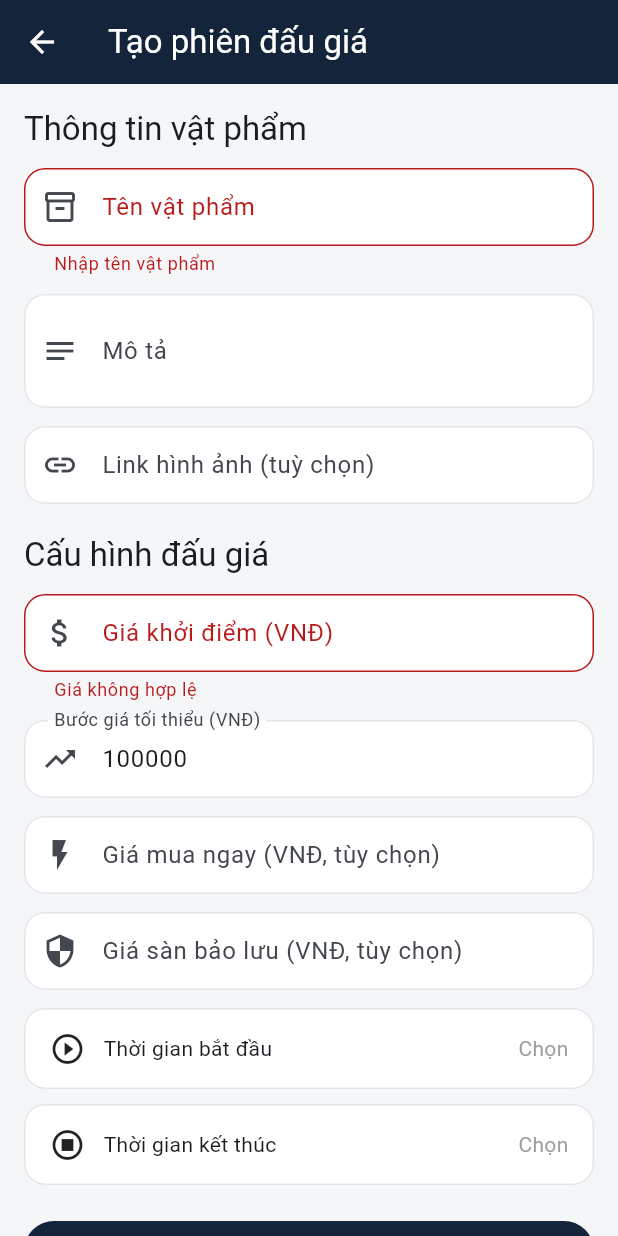
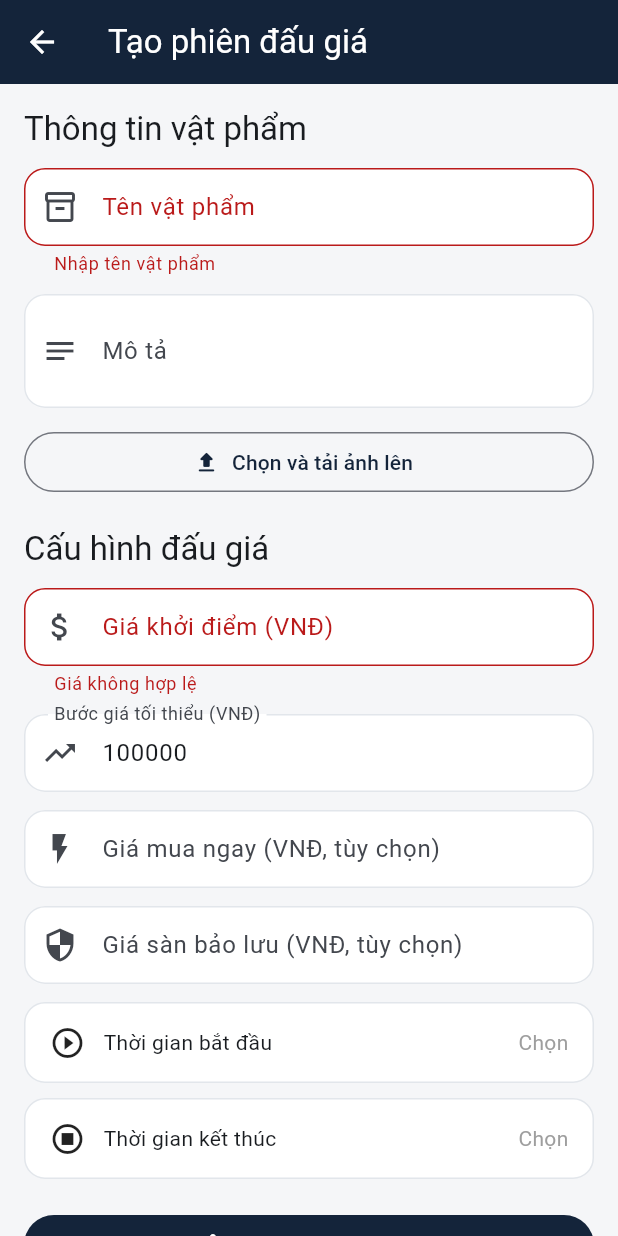
Before and after one commit to qn0971191864-lab/Nhom_Quan_Vinh_Vinh, a Flutter app: the CreateAuctionPage screen opened directly, after a tap on "Tạo phiên đấu giá", on a phone screen of 412 x 824 dp. Run offline on Flutter 3.47's test engine with Material 3 defaults, Android fonts, the phone set to English and light mode, and no system bars; our stand-ins replace cloud_firestore, cloud_functions, file_picker, firebase_auth, firebase_core, firebase_storage and 1 more; accounts and stored records are empty; network calls fail.

```diff
--- /dev/null
+++ b/lib/auction_order.dart
@@ -0,0 +1,70 @@
+import 'package:cloud_firestore/cloud_firestore.dart';
+
+class AuctionOrder {
+  final String orderId;
+  final String auctionId;
+  final String itemId;
+  final String sellerUid;
+  final String buyerUid;
+  final String status;
+  final int winningBid;
+  final int platformFee;
+  final int shippingFee;
+  final int depositApplied;
+  final int totalAmount;
+  final double platformFeeRate;
+  final DateTime? paymentDeadline;
+  final Map<String, dynamic>? shippingAddress;
+  final String? paymentReference;
+  final String? trackingCode;
+  final String escrowStatus;
+
+  const AuctionOrder({
+    required this.orderId,
+    required this.auctionId,
+    required this.itemId,
+    required this.sellerUid,
+    required this.buyerUid,
+    required this.status,
+    required this.winningBid,
+    required this.platformFee,
+    required this.shippingFee,
+    required this.depositApplied,
+    required this.totalAmount,
+    required this.platformFeeRate,
+    this.paymentDeadline,
+    this.shippingAddress,
+    this.paymentReference,
+    this.trackingCode,
+    required this.escrowStatus,
+  });
+
+  factory AuctionOrder.fromMap(Map<String, dynamic> map, String orderId) {
+    return AuctionOrder(
+      orderId: orderId,
+      auctionId: map['auctionId'] as String? ?? '',
+      itemId: map['itemId'] as String? ?? '',
+      sellerUid: map['sellerUid'] as String? ?? '',
+      buyerUid: map['buyerUid'] as String? ?? '',
+      status: map['status'] as String? ?? 'UNKNOWN',
+      winningBid: (map['winningBid'] as num?)?.toInt() ?? 0,
+      platformFee: (map['platformFee'] as num?)?.toInt() ?? 0,
+      shippingFee: (map['shippingFee'] as num?)?.toInt() ?? 0,
+      depositApplied: (map['depositApplied'] as num?)?.toInt() ?? 0,
+      totalAmount: (map['totalAmount'] as num?)?.toInt() ?? 0,
+      platformFeeRate:
+          (map['platformFeeRate'] as num?)?.toDouble() ?? 0,
+      paymentDeadline: switch (map['paymentDeadline']) {
+        Timestamp value => value.toDate(),
+        DateTime value => value,
+        _ => null,
+      },
+      shippingAddress: map['shippingAddress'] is Map
+          ? Map<String, dynamic>.from(map['shippingAddress'] as Map)
+          : null,
+      paymentReference: map['paymentReference'] as String?,
+      trackingCode: map['trackingCode'] as String?,
+      escrowStatus: map['escrowStatus'] as String? ?? 'UNKNOWN',
+    );
+  }
+}
--- a/lib/auction_session.dart
+++ b/lib/auction_session.dart
@@ -24,6 +24,9 @@ class AuctionSession extends ProjectModel<String> {
   int extensionMinutes = 3;
   int maxExtensions = 10;
   int extensionCount = 0;
+  String? orderId;
+  String? winnerUid;
+  int? winningBid;
 
   /// Trạng thái phiên: 'scheduled', 'active', 'sold', 'ended', 'cancelled'
   String status = 'scheduled';
@@ -64,6 +67,9 @@ class AuctionSession extends ProjectModel<String> {
     this.extensionMinutes = 3,
     this.maxExtensions = 10,
     this.extensionCount = 0,
+    this.orderId,
+    this.winnerUid,
+    this.winningBid,
     this.status = 'scheduled',
   });
 
@@ -163,6 +169,12 @@ class AuctionSession extends ProjectModel<String> {
       extensionMinutes: (map['extensionMinutes'] as num?)?.toInt() ?? 3,
       maxExtensions: (map['maxExtensions'] as num?)?.toInt() ?? 10,
       extensionCount: (map['extensionCount'] as num?)?.toInt() ?? 0,
+      orderId: map['orderId'] as String?,
+      winnerUid:
+          map['winnerUid'] as String? ?? map['highestBidderUid'] as String?,
+      winningBid:
+          (map['winningBid'] as num?)?.toInt() ??
+          (map['currentHighestBid'] as num?)?.toInt(),
       status: storedStatus == 'upcoming' ? 'scheduled' : storedStatus,
     );
   }
--- a/lib/create_auction_page.dart
+++ b/lib/create_auction_page.dart
@@ -1,4 +1,8 @@
+import 'dart:typed_data';
+
 import 'package:firebase_auth/firebase_auth.dart';
+import 'package:file_picker/file_picker.dart';
+import 'package:firebase_storage/firebase_storage.dart';
 import 'package:flutter/material.dart';
 
 import 'auction_session.dart';
@@ -17,7 +21,6 @@ class _CreateAuctionPageState extends State<CreateAuctionPage> {
   final _formKey = GlobalKey<FormState>();
   final _nameController = TextEditingController();
   final _descriptionController = TextEditingController();
-  final _imageController = TextEditingController();
   final _priceController = TextEditingController();
   final _incrementController = TextEditingController(text: '100000');
   final _buyNowController = TextEditingController();
@@ -25,12 +28,15 @@ class _CreateAuctionPageState extends State<CreateAuctionPage> {
   DateTime? _startTime;
   DateTime? _endTime;
   bool _busy = false;
+  bool _uploadingImage = false;
+  Uint8List? _selectedImageBytes;
+  String? _selectedImageName;
+  String _imageUrl = '';
 
   @override
   void dispose() {
     _nameController.dispose();
     _descriptionController.dispose();
-    _imageController.dispose();
     _priceController.dispose();
     _incrementController.dispose();
     _buyNowController.dispose();
@@ -69,6 +75,63 @@ class _CreateAuctionPageState extends State<CreateAuctionPage> {
       }
     });
   }
+
+  Future<void> _pickAndUploadImage() async {
+    if (_uploadingImage) return;
+    try {
+      final file = await FilePicker.pickFile(type: FileType.image);
+      if (file == null || !mounted) return;
+      final bytes = await file.readAsBytes();
+      if (bytes.isEmpty) {
+        throw Exception('Không thể đọc dữ liệu ảnh.');
+      }
+
+      setState(() {
+        _uploadingImage = true;
+        _selectedImageBytes = bytes;
+        _selectedImageName = file.name;
+      });
+
+      final user = FirebaseAuth.instance.currentUser;
+      if (user == null) throw Exception('Vui lòng đăng nhập lại.');
+
+      final extension = file.extension?.toLowerCase();
+      final safeExtension = extension != null && extension.isNotEmpty
+          ? '.$extension'
+          : '';
+      final fileName =
+          '${DateTime.now().millisecondsSinceEpoch}_${file.name.replaceAll(RegExp(r'[^a-zA-Z0-9._-]'), '_')}';
+      final storageRef = FirebaseStorage.instance.ref().child(
+        'auction_images/${user.uid}/$fileName$safeExtension',
+      );
+      await storageRef.putData(
+        bytes,
+        SettableMetadata(contentType: _contentType(extension)),
+      );
+      final downloadUrl = await storageRef.getDownloadURL();
+      if (!mounted) return;
+      setState(() => _imageUrl = downloadUrl);
+    } catch (error) {
+      if (!mounted) return;
+      ScaffoldMessenger.of(context).showSnackBar(
+        SnackBar(
+          backgroundColor: Colors.redAccent,
+          content: Text('Không thể tải ảnh lên: $error'),
+        ),
+      );
+    } finally {
+      if (mounted) setState(() => _uploadingImage = false);
+    }
+  }
+
+  String? _contentType(String? extension) => switch (extension) {
+    'png' => 'image/png',
+    'jpg' || 'jpeg' => 'image/jpeg',
+    'gif' => 'image/gif',
+    'webp' => 'image/webp',
+    'bmp' => 'image/bmp',
+    _ => null,
+  };
 
   Future<void> _submit() async {
     if (!_formKey.currentState!.validate()) return;
@@ -111,7 +174,7 @@ class _CreateAuctionPageState extends State<CreateAuctionPage> {
           itemName: _nameController.text.trim(),
           startingPrice: price,
           description: _descriptionController.text.trim(),
-          imageUrl: _imageController.text.trim(),
+          imageUrl: _imageUrl,
           ownerUid: user.uid,
           status: 'available',
         ),
@@ -132,12 +195,14 @@ class _CreateAuctionPageState extends State<CreateAuctionPage> {
       _formKey.currentState!.reset();
       _nameController.clear();
       _descriptionController.clear();
-      _imageController.clear();
       _priceController.clear();
       _incrementController.text = '100000';
       setState(() {
         _startTime = null;
         _endTime = null;
+        _selectedImageBytes = null;
+        _selectedImageName = null;
+        _imageUrl = '';
       });
       ScaffoldMessenger.of(context).showSnackBar(
         const SnackBar(content: Text('Tạo phiên đấu giá thành công.')),
@@ -237,12 +302,39 @@ class _CreateAuctionPageState extends State<CreateAuctionPage> {
                   ),
                 ),
                 const SizedBox(height: 12),
-                TextFormField(
-                  controller: _imageController,
-                  keyboardType: TextInputType.url,
-                  decoration: const InputDecoration(
-                    labelText: 'Link hình ảnh (tuỳ chọn)',
-                    prefixIcon: Icon(Icons.link),
+                if (_selectedImageBytes != null) ...[
+                  ClipRRect(
+                    borderRadius: BorderRadius.circular(12),
+                    child: Image.memory(
+                      _selectedImageBytes!,
+                      height: 180,
+                      width: double.infinity,
+                      fit: BoxFit.cover,
+                    ),
+                  ),
+                  const SizedBox(height: 8),
+                  Text(
+                    _selectedImageName ?? 'Đã chọn hình ảnh',
+                    maxLines: 1,
+                    overflow: TextOverflow.ellipsis,
+                  ),
+                  const SizedBox(height: 8),
+                ],
+                OutlinedButton.icon(
+                  onPressed: _uploadingImage ? null : _pickAndUploadImage,
+                  icon: _uploadingImage
+                      ? const SizedBox(
+                          width: 18,
+                          height: 18,
+                          child: CircularProgressIndicator(strokeWidth: 2),
+                        )
+                      : const Icon(Icons.upload_rounded),
+                  label: Text(
+                    _uploadingImage
+                        ? 'Đang tải ảnh lên...'
+                        : _imageUrl.isEmpty
+                        ? 'Chọn và tải ảnh lên'
+                        : 'Đổi ảnh',
                   ),
                 ),
                 const SizedBox(height: 20),
--- a/lib/main.dart
+++ b/lib/main.dart
@@ -15,6 +15,7 @@ void main() async {
     appId: "1:230200001665:android:885cf93911a49dd4e5b980",
     messagingSenderId: "230200001665",
     projectId: "app-dau-gia-36729",
+    storageBucket: "app-dau-gia-36729.firebasestorage.app",
   );
   Object? initializationError;
   try {
--- a/lib/news_page.dart
+++ b/lib/news_page.dart
@@ -173,6 +173,11 @@ class _NewsPageState extends State<NewsPage>
                   'sold' => (
                     Icons.emoji_events_rounded,
                     'Phiên đã có kết quả',
+                    const Color(0xFF3E8E6D),
+                  ),
+                  'won' => (
+                    Icons.emoji_events_rounded,
+                    'Phiên đã có người trúng đấu giá',
                     const Color(0xFF3E8E6D),
                   ),
                   _ => (
--- a/pubspec.yaml
+++ b/pubspec.yaml
@@ -40,6 +40,8 @@ dependencies:
   cloud_functions: ^7.0.1
   shared_preferences: ^2.5.3
   url_launcher: ^6.3.2
+  file_picker: ^13.3.0
+  firebase_storage: ^14.0.1
 
 dev_dependencies:
   flutter_test:
```
Also changed, not shown: lib/auction_payment_page.dart (added, +276 -0 lines), lib/phien_dau_gia.dart (+42 -0 lines), lib/services/firebase_service.dart (+22 -1 lines), firebase.json, pubspec.lock, 6 other files.
